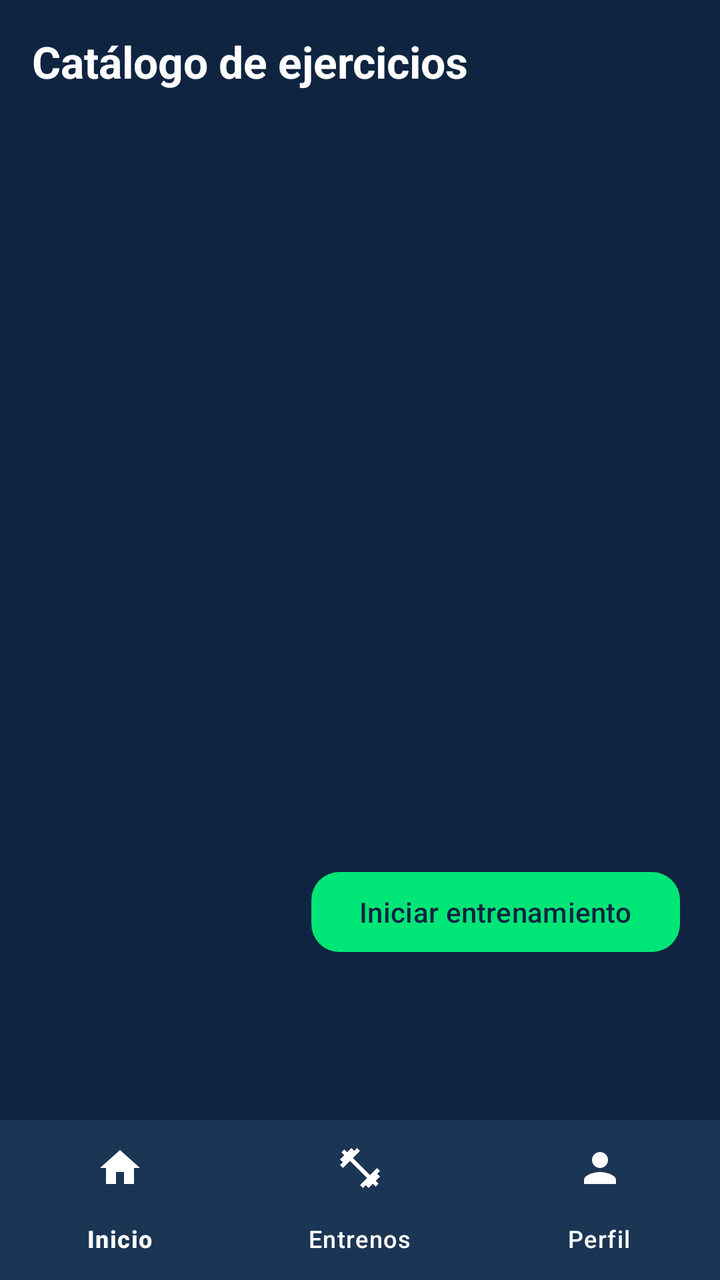
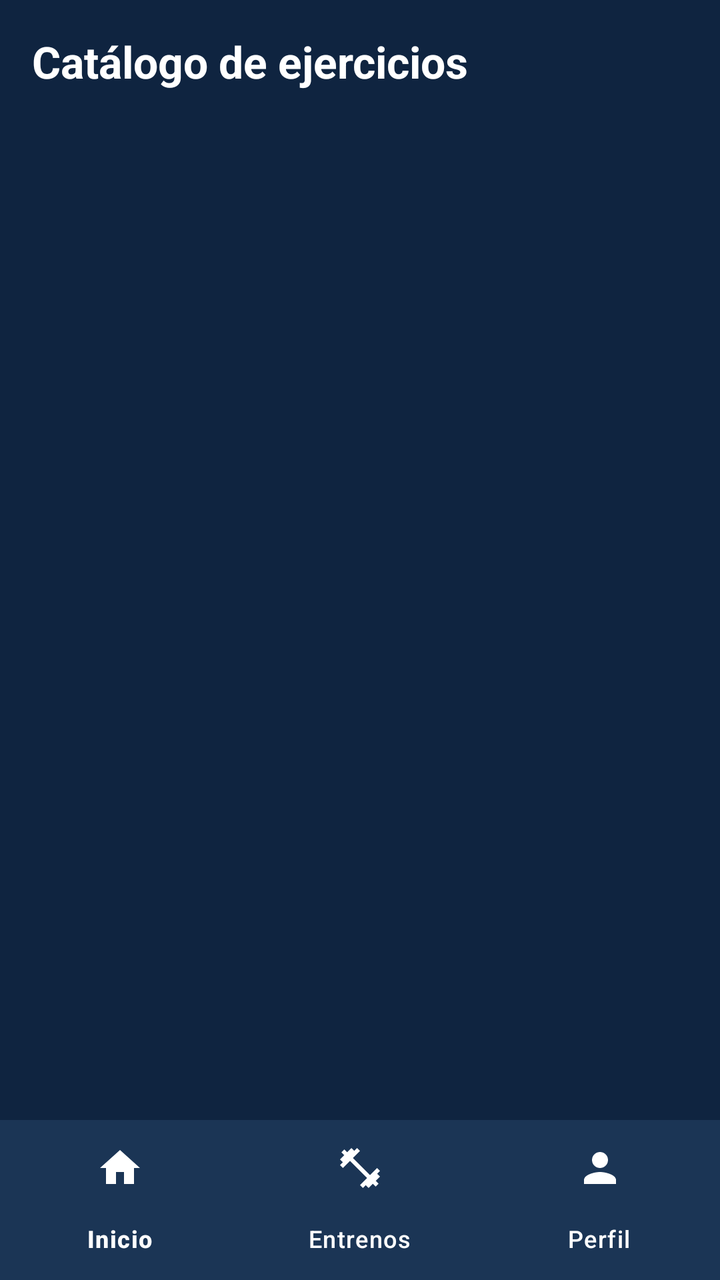

Before-and-after screenshots of an Android layout around one commit, followed by the original layout XML and the change that was made.
<!-- AndroidManifest.xml: application theme Theme.TitanTrack -->
<!-- res/layout/activity_dashboard.xml -->
<?xml version="1.0" encoding="utf-8"?>
<androidx.constraintlayout.widget.ConstraintLayout
    xmlns:android="http://schemas.android.com/apk/res/android"
    xmlns:app="http://schemas.android.com/apk/res-auto"
    android:layout_width="match_parent"
    android:layout_height="match_parent"
    android:fitsSystemWindows="true"
    android:background="@color/titan_background">

    <TextView
        android:id="@+id/txtSectionTitle"
        android:layout_width="wrap_content"
        android:layout_height="wrap_content"
        android:text="@string/catalog_title"
        android:textColor="@color/titan_text"
        android:textSize="22sp"
        android:textStyle="bold"
        android:layout_margin="16dp"
        app:layout_constraintTop_toTopOf="parent"
        app:layout_constraintStart_toStartOf="parent" />

    <TextView
        android:id="@+id/txtPlaceholder"
        android:layout_width="wrap_content"
        android:layout_height="wrap_content"
        android:textColor="@color/titan_text"
        android:textSize="22sp"
        android:textStyle="bold"
        android:visibility="gone"
        app:layout_constraintTop_toBottomOf="@id/txtSectionTitle"
        app:layout_constraintBottom_toTopOf="@id/bottomNav"
        app:layout_constraintStart_toStartOf="parent"
        app:layout_constraintEnd_toEndOf="parent" />

    <androidx.recyclerview.widget.RecyclerView
        android:id="@+id/recyclerExercises"
        android:layout_width="0dp"
        android:layout_height="0dp"
        android:clipToPadding="false"
        android:paddingBottom="8dp"
        app:layout_constraintTop_toBottomOf="@id/txtSectionTitle"
        app:layout_constraintBottom_toTopOf="@id/bottomNav"
        app:layout_constraintStart_toStartOf="parent"
        app:layout_constraintEnd_toEndOf="parent" />

    <com.google.android.material.button.MaterialButton
        android:id="@+id/btnTraining"
        android:layout_width="wrap_content"
        android:layout_height="wrap_content"
        android:text="Iniciar entrenamiento"
        android:textColor="@color/titan_button_text"
        app:backgroundTint="@color/titan_accent"
        app:cornerRadius="14dp"
        android:layout_marginBottom="80dp"
        android:layout_marginEnd="20dp"
        app:layout_constraintBottom_toTopOf="@id/bottomNav"
        app:layout_constraintEnd_toEndOf="parent" />

    <com.google.android.material.button.MaterialButton
        android:id="@+id/btnLogout"
        android:layout_width="wrap_content"
        android:layout_height="wrap_content"
        android:text="@string/btn_logout"
        android:textColor="@color/titan_button_text"
        app:backgroundTint="@color/titan_accent"
        app:cornerRadius="12dp"
        android:visibility="gone"
        android:layout_marginBottom="24dp"
        app:layout_constraintBottom_toTopOf="@id/bottomNav"
        app:layout_constraintStart_toStartOf="parent"
        app:layout_constraintEnd_toEndOf="parent" />

    <com.google.android.material.bottomnavigation.BottomNavigationView
        android:id="@+id/bottomNav"
        android:layout_width="0dp"
        android:layout_height="wrap_content"
        android:background="@color/titan_surface"
        app:itemIconTint="@color/titan_text"
        app:itemTextColor="@color/titan_text"
        app:menu="@menu/bottom_nav_menu"
        app:layout_constraintBottom_toBottomOf="parent"
        app:layout_constraintStart_toStartOf="parent"
        app:layout_constraintEnd_toEndOf="parent" />

</androidx.constraintlayout.widget.ConstraintLayout>
<!-- resources referenced by this layout -->
<resources>
  <color name="titan_accent">#00E676</color>
  <color name="titan_background">#0F2440</color>
  <color name="titan_button_text">#0F2440</color>
  <color name="titan_surface">#1B3555</color>
  <color name="titan_text">#FFFFFF</color>
  <string name="btn_logout">Cerrar sesión</string>
  <string name="catalog_title">Catálogo de ejercicios</string>
  <style name="Theme.TitanTrack" parent="Base.Theme.TitanTrack" />
  <style name="Base.Theme.TitanTrack" parent="Theme.Material3.DayNight.NoActionBar">
          <item name="colorPrimary">@color/titan_primary</item>
          <item name="android:statusBarColor">@color/titan_background</item>
          <item name="android:windowLightStatusBar">false</item>
      </style>
  <color name="titan_primary">#1E88E5</color>
</resources>

<!-- the commit's change to res/layout/activity_dashboard.xml (unified diff, before → after) -->
@@ -51,9 +51,24 @@
         android:textColor="@color/titan_button_text"
         app:backgroundTint="@color/titan_accent"
         app:cornerRadius="14dp"
+        android:visibility="gone"
         android:layout_marginBottom="80dp"
         android:layout_marginEnd="20dp"
         app:layout_constraintBottom_toTopOf="@id/bottomNav"
+        app:layout_constraintEnd_toEndOf="parent" />
+
+    <com.google.android.material.button.MaterialButton
+        android:id="@+id/btnCamera"
+        android:layout_width="wrap_content"
+        android:layout_height="wrap_content"
+        android:text="Foto de progreso"
+        android:textColor="@color/titan_button_text"
+        app:backgroundTint="@color/titan_primary"
+        app:cornerRadius="12dp"
+        android:visibility="gone"
+        android:layout_marginBottom="90dp"
+        app:layout_constraintBottom_toTopOf="@id/bottomNav"
+        app:layout_constraintStart_toStartOf="parent"
         app:layout_constraintEnd_toEndOf="parent" />
 
     <com.google.android.material.button.MaterialButton
